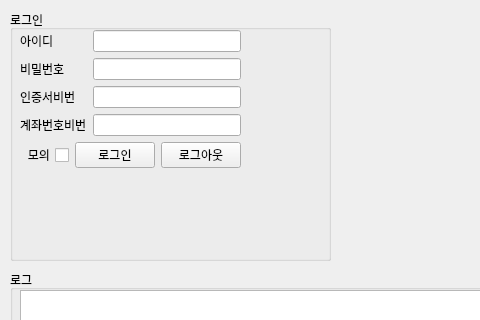
The window that stock.ui (imtaehyun/stock) describes before a commit, drawn with Qt 5; both pictures show x 0 to 480 and y 0 to 320 of the 906 by 660 pixel window.
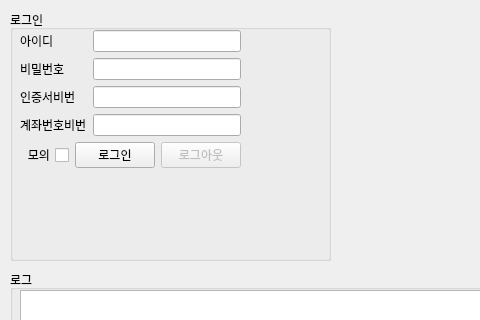
The same window after the commit.

Commit message: config 파일 저장, 불러오기 추가

Diff of the .ui file:
```diff
--- a/stock.ui
+++ b/stock.ui
@@ -121,6 +121,9 @@
         </item>
         <item>
          <widget class="QPushButton" name="btn_logout">
+          <property name="enabled">
+           <bool>false</bool>
+          </property>
           <property name="text">
            <string>로그아웃</string>
           </property>
```
The commit also changes 2 other files.
